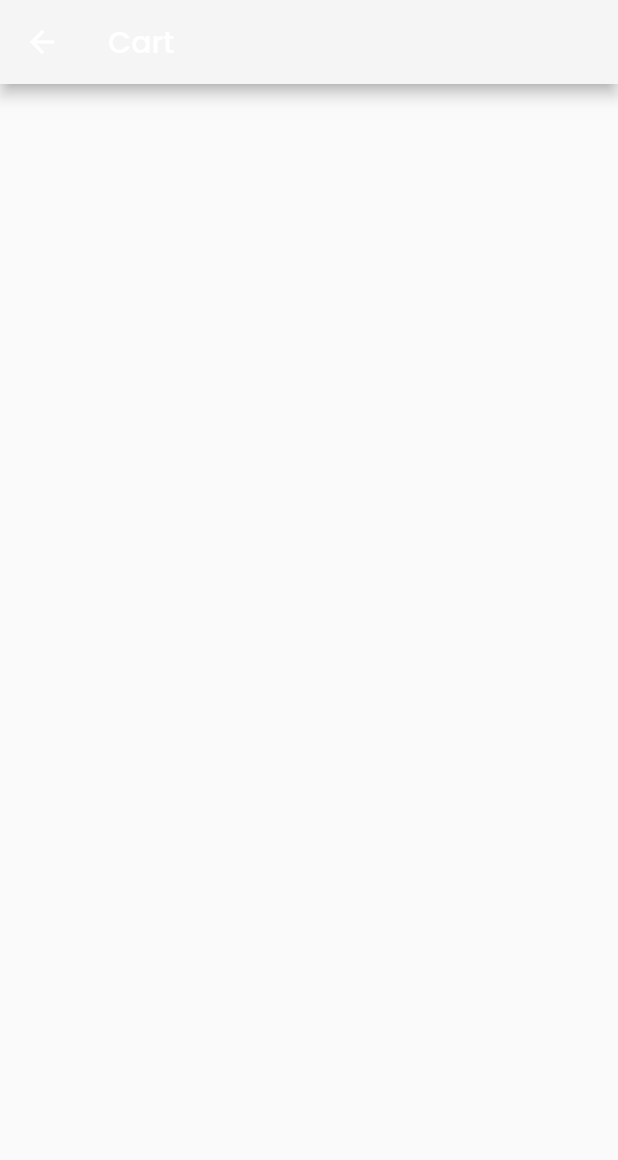
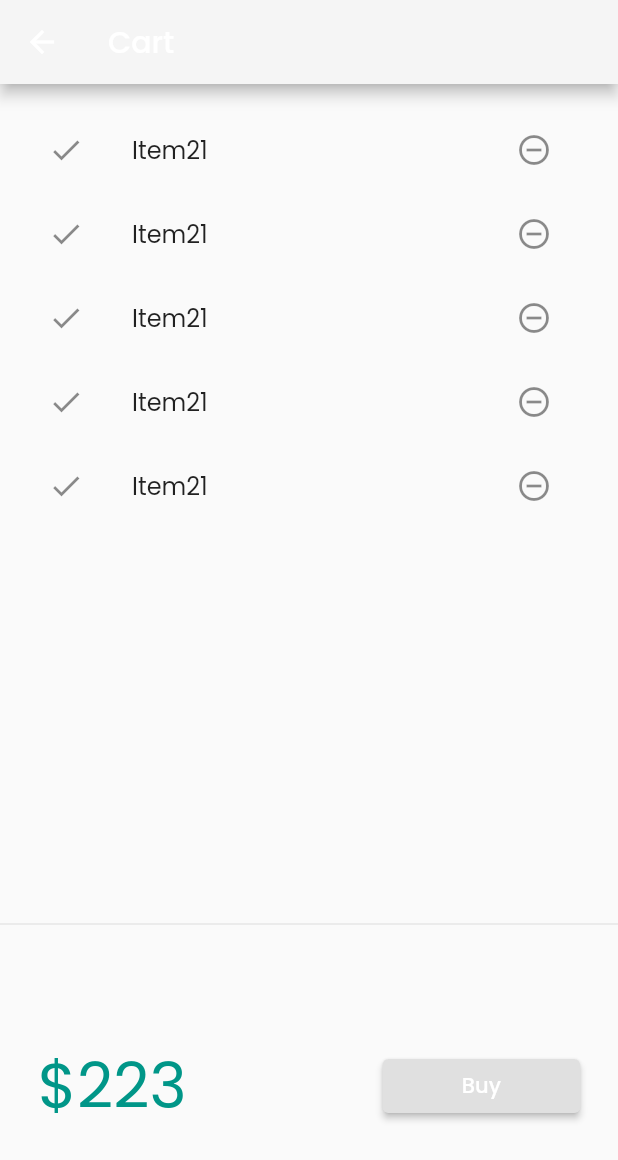
Before and after one commit to Rishabh767/30Daysofflutter, a Flutter app: the CartPage screen opened by its route, on a phone screen of 412 x 824 dp. Shown: the top 1160 px of the screen. Run offline on Flutter 3.47's test engine with Material 2 defaults, Android fonts, the phone set to English and light mode, and no system bars; our stand-ins replace google_fonts, velocity_x.

Commit message:
Day22 Completed

```diff
--- a/lib/pages/cart_page.dart
+++ b/lib/pages/cart_page.dart
@@ -14,6 +14,61 @@ class CartPage extends StatelessWidget {
         backgroundColor: MyTheme.creamColor,
         title: "Cart".text.make(),
       ),
+      body: Column(
+        children: [
+          CartList().p16().expand(),
+          Divider(),
+          CardTotal(),
+        ],
+      ),
     );
   }
 }
+
+class CardTotal extends StatelessWidget {
+  const CardTotal({Key? key}) : super(key: key);
+
+  @override
+  Widget build(BuildContext context) {
+    return SizedBox(
+        height: 200,
+        child: Row(
+          mainAxisAlignment: MainAxisAlignment.spaceAround,
+          children: [
+            "\$223".text.xl5.color(context.accentColor).make(),
+            30.widthBox,
+            ElevatedButton(
+                    onPressed: () {},
+                    style: ButtonStyle(
+                        backgroundColor: MaterialStateProperty.all(
+                            context.theme.buttonColor)),
+                    child: "Buy".text.white.make())
+                .w32(context)
+          ],
+        ));
+  }
+}
+
+class CartList extends StatefulWidget {
+  const CartList({Key? key}) : super(key: key);
+
+  @override
+  _CartListState createState() => _CartListState();
+}
+
+class _CartListState extends State<CartList> {
+  @override
+  Widget build(BuildContext context) {
+    return ListView.builder(
+      itemCount: 5,
+      itemBuilder: (context, index) => ListTile(
+        leading: Icon(Icons.done),
+        trailing: IconButton(
+          icon: Icon(Icons.remove_circle_outline),
+          onPressed: () {},
+        ),
+        title: "Item21".text.make(),
+      ),
+    );
+  }
+}
```
